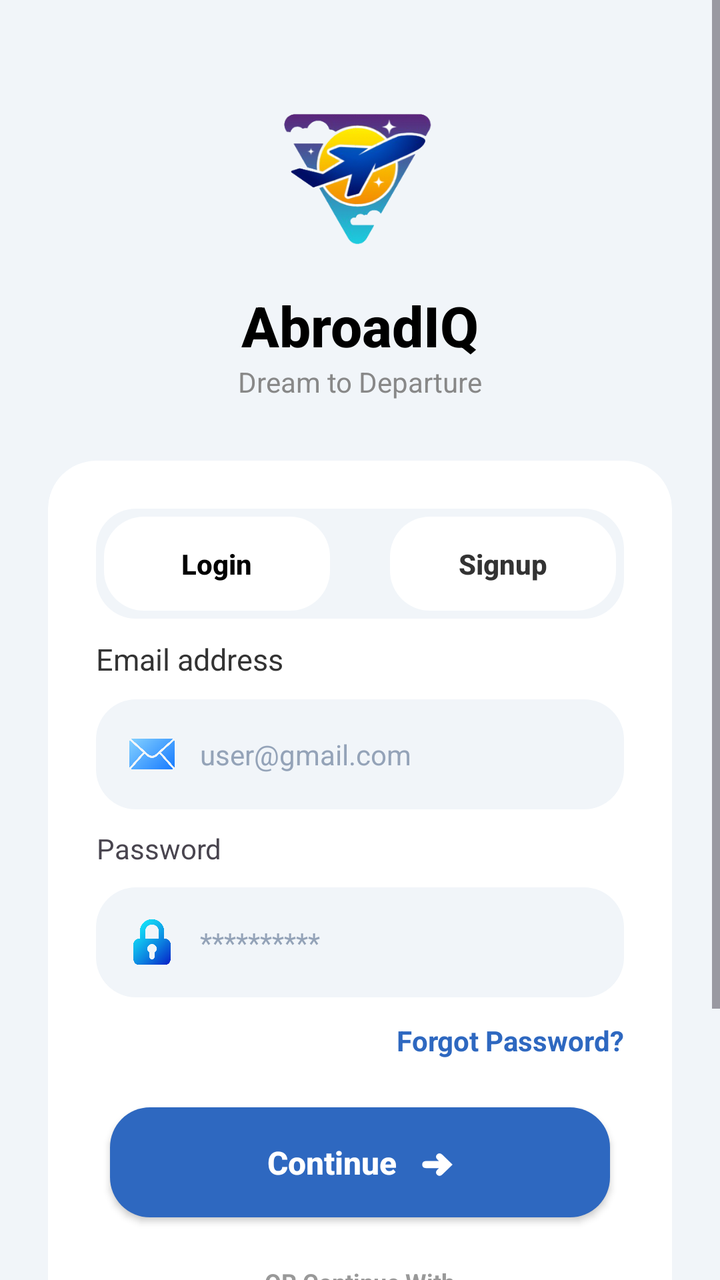
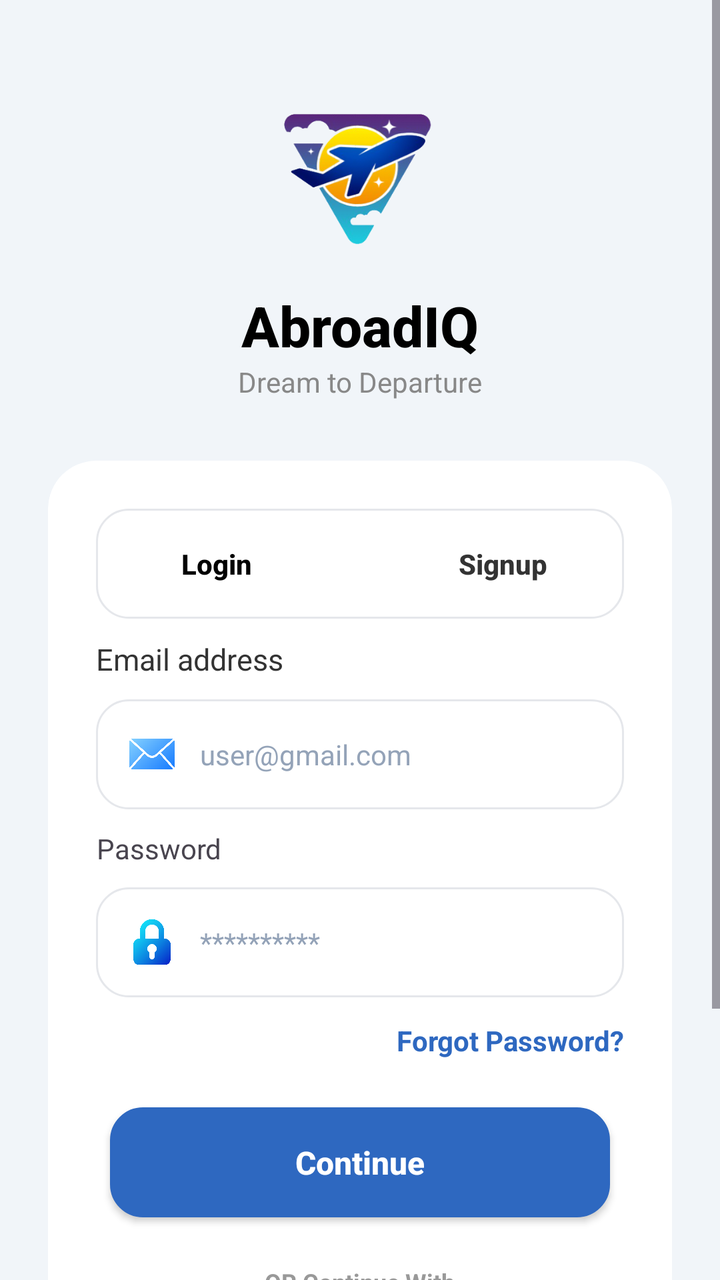

An Android layout rendered at two revisions. The XML below is the earlier revision; the diff shows what the commit changed to produce the second picture.
<!-- AndroidManifest.xml: application theme Theme.MadFinalProject -->
<!-- res/layout/login.xml -->
<?xml version="1.0" encoding="utf-8"?>
<ScrollView xmlns:android="http://schemas.android.com/apk/res/android"
    xmlns:app="http://schemas.android.com/apk/res-auto"
    xmlns:tools="http://schemas.android.com/tools"
    android:layout_width="match_parent"
    android:layout_height="match_parent"
    android:background="@color/splash_background"
    android:fillViewport="true">

    <androidx.constraintlayout.widget.ConstraintLayout
        android:layout_width="match_parent"
        android:layout_height="wrap_content"
        android:padding="24dp"
        android:id="@+id/login_main">

        <ImageView
            android:id="@+id/ivLogo"
            android:layout_width="90dp"
            android:layout_height="90dp"
            android:layout_marginTop="20dp"
            android:src="@drawable/logo"
            app:layout_constraintEnd_toEndOf="parent"
            app:layout_constraintStart_toStartOf="parent"
            app:layout_constraintTop_toTopOf="parent" />

        <TextView
            android:id="@+id/tvAppName"
            android:layout_width="wrap_content"
            android:layout_height="wrap_content"
            android:layout_marginTop="10dp"
            android:fontFamily="sans-serif-medium"
            android:text="AbroadIQ"
            android:textColor="#000000"
            android:textSize="28sp"
            android:textStyle="bold"
            app:layout_constraintEnd_toEndOf="parent"
            app:layout_constraintStart_toStartOf="parent"
            app:layout_constraintTop_toBottomOf="@id/ivLogo" />

        <TextView
            android:id="@+id/tvSlogan"
            android:layout_width="wrap_content"
            android:layout_height="wrap_content"
            android:text="Dream to Departure"
            android:textColor="#888888"
            android:textSize="14sp"
            app:layout_constraintEnd_toEndOf="parent"
            app:layout_constraintStart_toStartOf="parent"
            app:layout_constraintTop_toBottomOf="@id/tvAppName" />

        <androidx.cardview.widget.CardView
            android:layout_width="match_parent"
            android:layout_height="wrap_content"
            android:layout_marginTop="30dp"
            app:cardCornerRadius="24dp"
            app:cardElevation="0dp"
            app:cardBackgroundColor="@color/white"
            app:layout_constraintTop_toBottomOf="@id/tvSlogan">

            <LinearLayout
                android:layout_width="match_parent"
                android:layout_height="wrap_content"
                android:orientation="vertical"
                android:padding="24dp">

                <LinearLayout
                    android:layout_width="match_parent"
                    android:layout_height="55dp"
                    android:background="@drawable/bg_input_field"
                    android:orientation="horizontal"
                    android:padding="4dp"
                    android:weightSum="2">

                    <androidx.appcompat.widget.AppCompatButton
                        android:id="@+id/btnTabLogin"
                        android:layout_width="0dp"
                        android:layout_height="match_parent"
                        android:layout_weight="1"
                        android:background="@drawable/bg_input_field"
                        android:backgroundTint="@color/white"
                        android:text="Login"
                        android:textAllCaps="false"
                        android:textColor="@color/black"
                        android:textSize="14sp"
                        android:textStyle="bold"
                        android:stateListAnimator="@null"
                        android:layout_marginEnd="30dp"/>
                    <androidx.appcompat.widget.AppCompatButton
                        android:id="@+id/btnTabSignup"
                        android:layout_width="0dp"
                        android:layout_height="match_parent"
                        android:layout_weight="1"
                        android:background="@drawable/bg_input_field"
                        android:backgroundTint="@color/white"
                        android:text="Signup"
                        android:textAllCaps="false"
                        android:textColor="@color/text_label"
                        android:textSize="14sp"
                        android:textStyle="bold"
                        android:stateListAnimator="@null" />
                </LinearLayout>

                <TextView
                    android:layout_width="wrap_content"
                    android:layout_height="wrap_content"
                    android:layout_marginTop="10dp"
                    android:gravity="center"
                    android:text="Email address"
                    android:textColor="@color/text_label"
                    android:textSize="15dp" />

                <LinearLayout
                    android:layout_width="match_parent"
                    android:layout_height="55dp"
                    android:layout_marginTop="10dp"
                    android:background="@drawable/bg_input_field"
                    android:gravity="center_vertical"
                    android:orientation="horizontal"
                    android:paddingStart="16dp"
                    android:paddingEnd="16dp">

                    <ImageView
                        android:layout_width="24dp"
                        android:layout_height="24dp"
                        android:layout_marginEnd="12dp"
                        android:src="@drawable/mail" />

                    <EditText
                        android:id="@+id/etEmail"
                        android:layout_width="match_parent"
                        android:layout_height="match_parent"
                        android:background="@null"
                        android:hint="user@gmail.com"
                        android:inputType="textEmailAddress"
                        android:textColorHint="@color/text_hint"
                        android:textSize="14sp" />

                </LinearLayout>

                <TextView
                    android:layout_width="wrap_content"
                    android:layout_height="wrap_content"
                    android:layout_marginTop="10dp"
                    android:gravity="center"
                    android:text="Password" />

                <LinearLayout
                    android:layout_width="match_parent"
                    android:layout_height="55dp"
                    android:layout_marginTop="10dp"
                    android:background="@drawable/bg_input_field"
                    android:gravity="center_vertical"
                    android:orientation="horizontal"
                    android:paddingStart="16dp"
                    android:paddingEnd="16dp">

                    <ImageView
                        android:layout_width="24dp"
                        android:layout_height="24dp"
                        android:layout_marginEnd="12dp"
                        android:src="@drawable/lock" />

                    <EditText
                        android:id="@+id/etPassword"
                        android:layout_width="match_parent"
                        android:layout_height="match_parent"
                        android:background="@null"
                        android:hint="**********"
                        android:inputType="textPassword"
                        android:textColorHint="@color/text_hint"
                        android:textSize="14sp" />

                </LinearLayout>

                <TextView
                    android:id="@+id/forgotP"
                    android:layout_width="wrap_content"
                    android:layout_height="wrap_content"
                    android:layout_gravity="end"
                    android:layout_marginTop="12dp"
                    android:text="Forgot Password?"
                    android:textColor="@color/brand_secondary"
                    android:textSize="14sp"
                    android:textStyle="bold" />

                <androidx.appcompat.widget.AppCompatButton
                    android:id="@+id/btncontinue"
                    android:layout_width="250dp"
                    android:layout_height="55dp"
                    android:layout_marginTop="24dp"
                    android:background="@drawable/bg_input_field"
                    android:backgroundTint="@color/brand_secondary"
                    android:text="Continue   ➜"
                    android:textAllCaps="false"
                    android:textColor="@color/white"
                    android:textSize="16sp"
                    android:textStyle="bold"
                    android:layout_gravity="center"/>

                <LinearLayout
                    android:layout_width="match_parent"
                    android:layout_height="wrap_content"
                    android:layout_marginTop="24dp"
                    android:gravity="center_vertical"
                    android:orientation="horizontal">
                    <View android:layout_width="0dp" android:layout_height="1dp" android:layout_weight="1" android:background="#E0E0E0" />
                    <TextView android:layout_width="wrap_content" android:layout_height="wrap_content" android:layout_marginHorizontal="10dp" android:text="OR Continue With" android:textColor="#999999" android:textSize="12sp" android:textStyle="bold" />
                    <View android:layout_width="0dp" android:layout_height="1dp" android:layout_weight="1" android:background="#E0E0E0" />
                </LinearLayout>

                <LinearLayout
                    android:layout_width="match_parent"
                    android:layout_height="wrap_content"
                    android:layout_marginTop="20dp"
                    android:orientation="horizontal"
                    android:baselineAligned="false">

                    <com.google.android.material.button.MaterialButton
                        android:id="@+id/btnGoogle"
                        android:layout_width="0dp"
                        android:layout_height="55dp"
                        android:layout_weight="1"
                        android:layout_marginEnd="8dp"
                        android:background="@drawable/bg_input_field"
                        app:backgroundTint="@color/splash_background"
                        app:iconTint="@null"
                        app:icon="@drawable/google"
                        app:iconSize="24dp"
                        app:iconGravity="textStart"
                        android:text="Google"
                        android:textColor="@color/black"
                        android:textAllCaps="false"
                        android:textStyle="bold"
                        android:insetTop="0dp"
                        android:insetBottom="0dp" />

                    <com.google.android.material.button.MaterialButton
                        android:id="@+id/btnFacebook"
                        android:layout_width="0dp"
                        android:layout_height="55dp"
                        android:layout_weight="1"
                        android:layout_marginStart="8dp"
                        android:background="@drawable/bg_input_field"
                        app:backgroundTint="@color/splash_background"
                        app:iconTint="@null"
                        app:icon="@drawable/facebook"
                        app:iconSize="24dp"
                        app:iconGravity="textStart"
                        android:text="Facebook"
                        android:textColor="@color/black"
                        android:textAllCaps="false"
                        android:textStyle="bold"
                        android:insetTop="0dp"
                        android:insetBottom="0dp" />

                </LinearLayout>

                <LinearLayout
                    android:layout_width="match_parent"
                    android:layout_height="wrap_content"
                    android:layout_marginTop="24dp"
                    android:gravity="center"
                    android:orientation="horizontal">

                    <TextView
                        android:layout_width="wrap_content"
                        android:layout_height="wrap_content"
                        android:text="Don't have an account? "
                        android:textColor="@color/text_label"
                        android:textSize="12sp" />

                    <TextView
                        android:id="@+id/tvSignupLink"
                        android:layout_width="wrap_content"
                        android:layout_height="wrap_content"
                        android:text="Sign up now"
                        android:textColor="@color/brand_secondary"
                        android:textSize="12sp"
                        android:textStyle="bold"
                        android:clickable="true"
                        android:focusable="true"/>

                </LinearLayout>
            </LinearLayout>
        </androidx.cardview.widget.CardView>
    </androidx.constraintlayout.widget.ConstraintLayout>
</ScrollView>
<!-- resources referenced by this layout -->
<resources>
  <color name="black">#FF000000</color>
  <color name="brand_secondary">#2E68C0</color>
  <color name="splash_background">#F1F5F9</color>
  <color name="text_hint">#94A3B8</color>
  <color name="text_label">#333333</color>
  <color name="white">#FFFFFF</color>
  <!-- drawable bg_input_field (drawable) -->
  <shape xmlns:android="http://schemas.android.com/apk/res/android">
      <solid android:color="@color/input_background" />
      <corners android:radius="20dp" /> </shape>
  <!-- drawable facebook: png bitmap (drawable, 21372 bytes) -->
  <!-- drawable google: png bitmap (drawable, 20103 bytes) -->
  <!-- drawable lock: png bitmap (drawable, 22679 bytes) -->
  <!-- drawable logo: png bitmap (drawable, 74251 bytes) -->
  <!-- drawable mail: png bitmap (drawable, 39447 bytes) -->
  <style name="Theme.MadFinalProject" parent="Base.Theme.MadFinalProject" />
  <color name="input_background">#F1F5F9</color>
  <style name="Base.Theme.MadFinalProject" parent="Theme.Material3.DayNight.NoActionBar">
          
          
      </style>
</resources>

<!-- the commit's change to res/layout/login.xml (unified diff, before → after) -->
@@ -190,7 +190,7 @@
                     android:layout_marginTop="24dp"
                     android:background="@drawable/bg_input_field"
                     android:backgroundTint="@color/brand_secondary"
-                    android:text="Continue   ➜"
+                    android:text="Continue"
                     android:textAllCaps="false"
                     android:textColor="@color/white"
                     android:textSize="16sp"
<!-- resource entries referenced after the edit -->
@@ -7,16 +7,19 @@
   <color name="text_label">#333333</color>
   <color name="white">#FFFFFF</color>
   <!-- drawable bg_input_field (drawable) -->
-  <shape xmlns:android="http://schemas.android.com/apk/res/android">
-      <solid android:color="@color/input_background" />
-      <corners android:radius="20dp" /> </shape>
+  <?xml version="1.0" encoding="utf-8"?>
+  <shape xmlns:android="http://schemas.android.com/apk/res/android"
+      android:shape="rectangle">
+      <solid android:color="#FFFFFF"/>
+      <stroke android:width="1dp" android:color="#E5E7EB"/>
+      <corners android:radius="16dp"/>
+  </shape>
   <!-- drawable facebook: png bitmap (drawable, 21372 bytes) -->
   <!-- drawable google: png bitmap (drawable, 20103 bytes) -->
   <!-- drawable lock: png bitmap (drawable, 22679 bytes) -->
   <!-- drawable logo: png bitmap (drawable, 74251 bytes) -->
   <!-- drawable mail: png bitmap (drawable, 39447 bytes) -->
   <style name="Theme.MadFinalProject" parent="Base.Theme.MadFinalProject" />
-  <color name="input_background">#F1F5F9</color>
   <style name="Base.Theme.MadFinalProject" parent="Theme.Material3.DayNight.NoActionBar">
           
           
